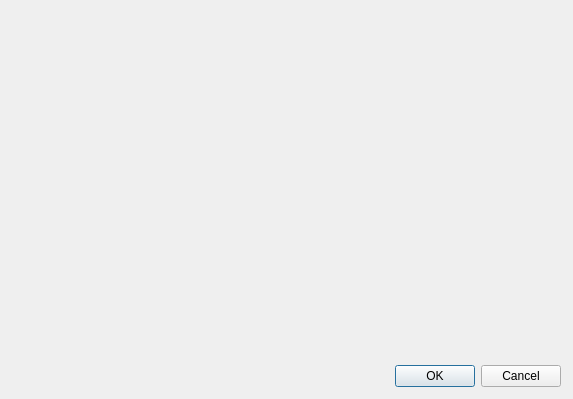
This is Black-Cat-App/passgen_settings.ui in jackr276/BlackCat as Qt 5 draws it before an edit. The edited form follows.
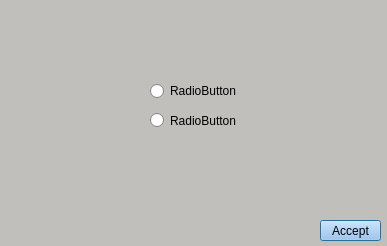
This is the edited form.

Commit message: created second dialogue window, &  linked it

The edit to the form file:
```diff
--- a/Black-Cat-App/passgen_settings.ui
+++ b/Black-Cat-App/passgen_settings.ui
@@ -6,27 +6,133 @@
    <rect>
     <x>0</x>
     <y>0</y>
-    <width>573</width>
-    <height>399</height>
+    <width>387</width>
+    <height>246</height>
    </rect>
   </property>
+  <property name="palette">
+   <palette>
+    <active>
+     <colorrole role="Window">
+      <brush brushstyle="SolidPattern">
+       <color alpha="255">
+        <red>192</red>
+        <green>191</green>
+        <blue>188</blue>
+       </color>
+      </brush>
+     </colorrole>
+    </active>
+    <inactive>
+     <colorrole role="Window">
+      <brush brushstyle="SolidPattern">
+       <color alpha="255">
+        <red>192</red>
+        <green>191</green>
+        <blue>188</blue>
+       </color>
+      </brush>
+     </colorrole>
+    </inactive>
+    <disabled>
+     <colorrole role="Base">
+      <brush brushstyle="SolidPattern">
+       <color alpha="255">
+        <red>192</red>
+        <green>191</green>
+        <blue>188</blue>
+       </color>
+      </brush>
+     </colorrole>
+     <colorrole role="Window">
+      <brush brushstyle="SolidPattern">
+       <color alpha="255">
+        <red>192</red>
+        <green>191</green>
+        <blue>188</blue>
+       </color>
+      </brush>
+     </colorrole>
+    </disabled>
+   </palette>
+  </property>
   <property name="windowTitle">
    <string>Dialog</string>
   </property>
-  <widget class="QDialogButtonBox" name="buttonBox">
+  <widget class="QRadioButton" name="radioButton">
    <property name="geometry">
     <rect>
-     <x>380</x>
-     <y>360</y>
-     <width>181</width>
-     <height>32</height>
+     <x>150</x>
+     <y>80</y>
+     <width>99</width>
+     <height>22</height>
     </rect>
    </property>
-   <property name="orientation">
-    <enum>Qt::Horizontal</enum>
+   <property name="text">
+    <string>RadioButton</string>
    </property>
-   <property name="standardButtons">
-    <set>QDialogButtonBox::Cancel|QDialogButtonBox::Ok</set>
+  </widget>
+  <widget class="QPushButton" name="pushButton">
+   <property name="geometry">
+    <rect>
+     <x>320</x>
+     <y>220</y>
+     <width>61</width>
+     <height>21</height>
+    </rect>
+   </property>
+   <property name="palette">
+    <palette>
+     <active>
+      <colorrole role="Button">
+       <brush brushstyle="SolidPattern">
+        <color alpha="255">
+         <red>153</red>
+         <green>193</green>
+         <blue>241</blue>
+        </color>
+       </brush>
+      </colorrole>
+     </active>
+     <inactive>
+      <colorrole role="Button">
+       <brush brushstyle="SolidPattern">
+        <color alpha="255">
+         <red>153</red>
+         <green>193</green>
+         <blue>241</blue>
+        </color>
+       </brush>
+      </colorrole>
+     </inactive>
+     <disabled>
+      <colorrole role="Button">
+       <brush brushstyle="SolidPattern">
+        <color alpha="255">
+         <red>153</red>
+         <green>193</green>
+         <blue>241</blue>
+        </color>
+       </brush>
+      </colorrole>
+     </disabled>
+    </palette>
+   </property>
+   <property name="text">
+    <string>Accept</string>
+   </property>
+  </widget>
+  <widget class="QRadioButton" name="radioButton_2">
+   <property name="geometry">
+    <rect>
+     <x>150</x>
+     <y>110</y>
+     <width>99</width>
+     <height>21</height>
+    </rect>
+   </property>
+   <property name="text">
+    <string>RadioButton</string>
    </property>
   </widget>
  </widget>
```
Left out of the diff: 35 changed lines with no effect on the pictures. The commit also changes 5 other files.
